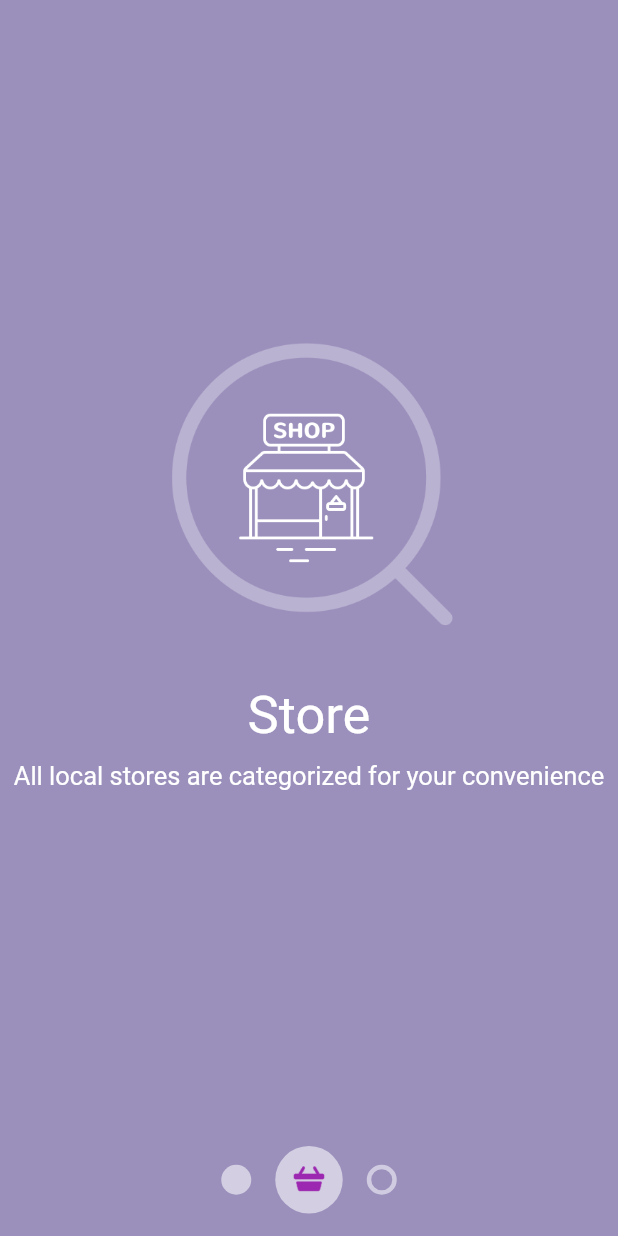
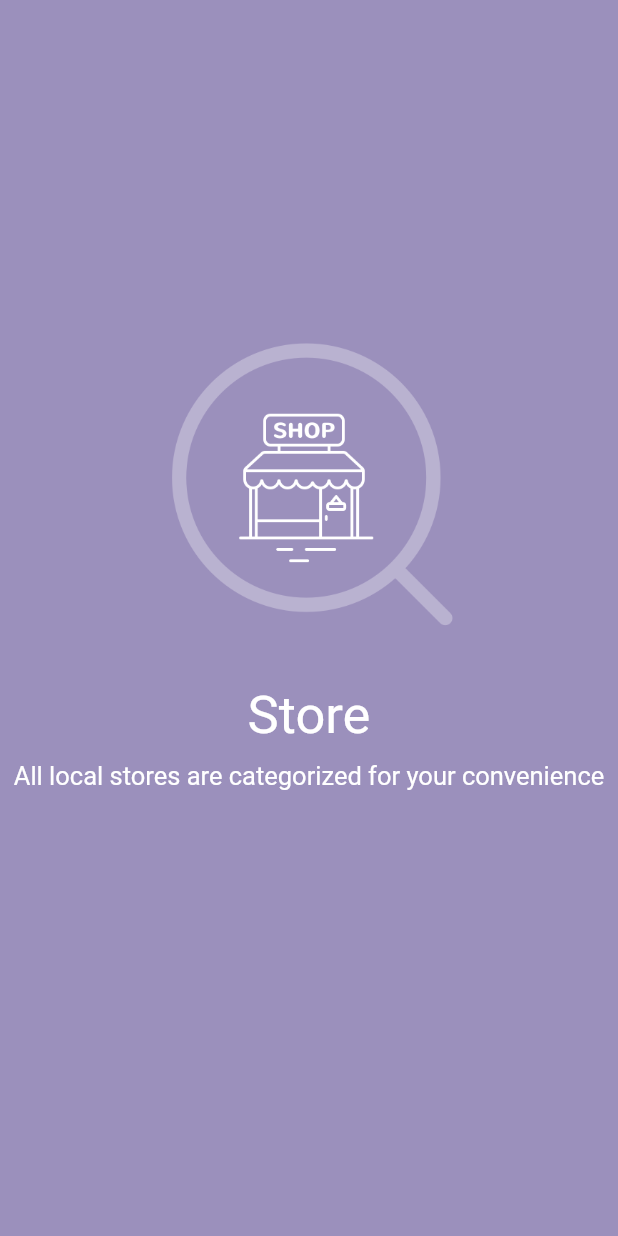
Before and after one commit to 28JayG/material_page_reveal, a Flutter app: the screen it shows after launch, on a phone screen of 412 x 824 dp. Run offline on Flutter 3.47's test engine with Material 2 defaults, Android fonts, the phone set to English and light mode, and no system bars.

Commit message:
All commented ans ready to go

```diff
--- a/lib/main.dart
+++ b/lib/main.dart
@@ -38,7 +38,8 @@ class _HomePageState extends State<HomePage> {
               pageViewModel: viewModel[2],
             ),
           ),
-PageIndicator(),
+          //TODO:(3.1)Create a PageIndicator
+//          PageIndicator(),
         ],
       ),
     );
--- a/lib/model/page_indicator_view_model.dart
+++ b/lib/model/page_indicator_view_model.dart
@@ -1,35 +1,35 @@
-import 'package:flutter/material.dart';
-import 'package:material_page_reveal/model/page_view_model.dart';
-
-class PageBubbleViewModel {
-  final String iconURI;
-  final bool isHollow;
-  final double activePercent;
-  final Color color;
-
-  PageBubbleViewModel({
-    this.iconURI,
-    this.isHollow,
-    this.activePercent,
-    this.color,
-  });
-}
-
-enum SlideDirection {
-  leftToRight,
-  rightToLeft,
-}
-
-class PageIndicatorViewModel {
-  final List<PageViewModel> pages;
-  final int activeIndex;
-  final double slidePercent;
-  final SlideDirection slideDirection;
-
-  PageIndicatorViewModel({
-    this.pages,
-    this.activeIndex,
-    this.slidePercent,
-    this.slideDirection,
-  });
-}
+//import 'package:flutter/material.dart';
+//import 'package:material_page_reveal/model/page_view_model.dart';
+//
+//class PageBubbleViewModel {
+//  final String iconURI;
+//  final bool isHollow;
+//  final double activePercent;
+//  final Color color;
+//
+//  PageBubbleViewModel({
+//    this.iconURI,
+//    this.isHollow,
+//    this.activePercent,
+//    this.color,
+//  });
+//}
+//
+//enum SlideDirection {
+//  leftToRight,
+//  rightToLeft,
+//}
+//
+//class PageIndicatorViewModel {
+//  final List<PageViewModel> pages;
+//  final int activeIndex;
+//  final double slidePercent;
+//  final SlideDirection slideDirection;
+//
+//  PageIndicatorViewModel({
+//    this.pages,
+//    this.activeIndex,
+//    this.slidePercent,
+//    this.slideDirection,
+//  });
+//}
--- a/lib/page_indicator.dart
+++ b/lib/page_indicator.dart
@@ -1,13 +1,12 @@
 import 'dart:ui';
 
 import 'package:flutter/material.dart';
-import 'package:material_page_reveal/model/page_indicator_view_model.dart';
-
+//import 'package:material_page_reveal/model/page_indicator_view_model.dart';
 
 class PageIndicator extends StatelessWidget {
-  final PageIndicatorViewModel pageIndicatorViewModel;
+  //final PageIndicatorViewModel pageIndicatorViewModel;
 
-  const PageIndicator({Key key, this.pageIndicatorViewModel}) : super(key: key);
+  //const PageIndicator({Key key, this.pageIndicatorViewModel}) : super(key: key);
 
   @override
   Widget build(BuildContext context) {
@@ -21,31 +20,77 @@ class PageIndicator extends StatelessWidget {
           child: Row(
             mainAxisAlignment: MainAxisAlignment.center,
             children: <Widget>[
-              PageBubble(
-                pageBubbleViewModel: PageBubbleViewModel(
-                  color: Colors.purple,
-                  iconURI: 'assets/shopping_cart.png',
-                  isHollow: false,
-                  activePercent: 0.0,
+              Padding(
+                padding: const EdgeInsets.symmetric(horizontal: 8.0),
+                child: Container(
+                  width: 20.0,
+                  height: 20.0,
+                  decoration: BoxDecoration(
+                    color: Color(0x88FFFFFFF),
+                    shape: BoxShape.circle,
+                  ),
                 ),
               ),
-              PageBubble(
-                pageBubbleViewModel: PageBubbleViewModel(
-                  color: Colors.purple,
-                  iconURI: 'assets/shopping_cart.png',
-                  isHollow: false,
-                  activePercent: 1.0,
+              Padding(
+                padding: const EdgeInsets.symmetric(horizontal: 8.0),
+                child: Container(
+                  width: 45.0,
+                  height: 45.0,
+                  decoration: BoxDecoration(
+                    color: Color(0x88FFFFFFF),
+                    shape: BoxShape.circle,
+                  ),
+                  child: Image.asset(
+                    'assets/shopping_cart.png',
+                    color: Colors.green,
+                  ),
                 ),
               ),
-              PageBubble(
-                pageBubbleViewModel: PageBubbleViewModel(
-                  color: Colors.purple,
-                  iconURI: 'assets/shopping_cart.png',
-                  isHollow: true,
-                  activePercent: 0.0,
+              Padding(
+                padding: const EdgeInsets.symmetric(horizontal: 8.0),
+                child: Container(
+                  width: 20.0,
+                  height: 20.0,
+                  decoration: BoxDecoration(
+                    shape: BoxShape.circle,
+                    border: Border.all(
+                      color: Color(0x88FFFFFF),
+                      width: 3.0,
+                    ),
+                  ),
+                  child: Image.asset(
+                    'assets/shopping_cart.png',
+                    color: Colors.green,
+                  ),
                 ),
               ),
             ],
+//            children: <Widget>[
+//              PageBubble(
+//                pageBubbleViewModel: PageBubbleViewModel(
+//                  color: Colors.purple,
+//                  iconURI: 'assets/shopping_cart.png',
+//                  isHollow: false,
+//                  activePercent: 0.0,
+//                ),
+//              ),
+//              PageBubble(
+//                pageBubbleViewModel: PageBubbleViewModel(
+//                  color: Colors.purple,
+//                  iconURI: 'assets/shopping_cart.png',
+//                  isHollow: false,
+//                  activePercent: 1.0,
+//                ),
+//              ),
+//              PageBubble(
+//                pageBubbleViewModel: PageBubbleViewModel(
+//                  color: Colors.purple,
+//                  iconURI: 'assets/shopping_cart.png',
+//                  isHollow: true,
+//                  activePercent: 0.0,
+//                ),
+//              ),
+//            ],
           ),
         ),
       ],
@@ -53,37 +98,40 @@ class PageIndicator extends StatelessWidget {
   }
 }
 
-class PageBubble extends StatelessWidget {
-  final PageBubbleViewModel pageBubbleViewModel;
 
-  const PageBubble({Key key, this.pageBubbleViewModel}) : super(key: key);
-
-  @override
-  Widget build(BuildContext context) {
-    return Padding(
-      padding: const EdgeInsets.symmetric(horizontal: 8.0),
-      child: Container(
-        width: lerpDouble(20.0, 45.0, pageBubbleViewModel.activePercent),
-        height: lerpDouble(20.0, 45.0, pageBubbleViewModel.activePercent),
-        decoration: BoxDecoration(
-            color: pageBubbleViewModel.isHollow
-                ? Colors.transparent
-                : Color(0x88FFFFFFF),
-            shape: BoxShape.circle,
-            border: Border.all(
-              color: pageBubbleViewModel.isHollow
-                  ? Color(0x88FFFFFF)
-                  : Colors.transparent,
-              width: 3.0,
-            )),
-        child: Opacity(
-          opacity: pageBubbleViewModel.activePercent,
-          child: Image.asset(
-            pageBubbleViewModel.iconURI,
-            color: pageBubbleViewModel.color,
-          ),
-        ),
-      ),
-    );
-  }
-}
+//TODO:(3.3) Create a PageIndicatorViewModel
+//TODO:(3.2) Create a PageBubble and PageBubbleViewModel
+//class PageBubble extends StatelessWidget {
+//  final PageBubbleViewModel pageBubbleViewModel;
+//
+//  const PageBubble({Key key, this.pageBubbleViewModel}) : super(key: key);
+//
+//  @override
+//  Widget build(BuildContext context) {
+//    return Padding(
+//      padding: const EdgeInsets.symmetric(horizontal: 8.0),
+//      child: Container(
+//        width: lerpDouble(20.0, 45.0, pageBubbleViewModel.activePercent),
+//        height: lerpDouble(20.0, 45.0, pageBubbleViewModel.activePercent),
+//        decoration: BoxDecoration(
+//            color: pageBubbleViewModel.isHollow
+//                ? Colors.transparent
+//                : Color(0x88FFFFFFF),
+//            shape: BoxShape.circle,
+//            border: Border.all(
+//              color: pageBubbleViewModel.isHollow
+//                  ? Color(0x88FFFFFF)
+//                  : Colors.transparent,
+//              width: 3.0,
+//            )),
+//        child: Opacity(
+//          opacity: pageBubbleViewModel.activePercent,
+//          child: Image.asset(
+//            pageBubbleViewModel.iconURI,
+//            color: pageBubbleViewModel.color,
+//          ),
+//        ),
+//      ),
+//    );
+//  }
+//}
```
